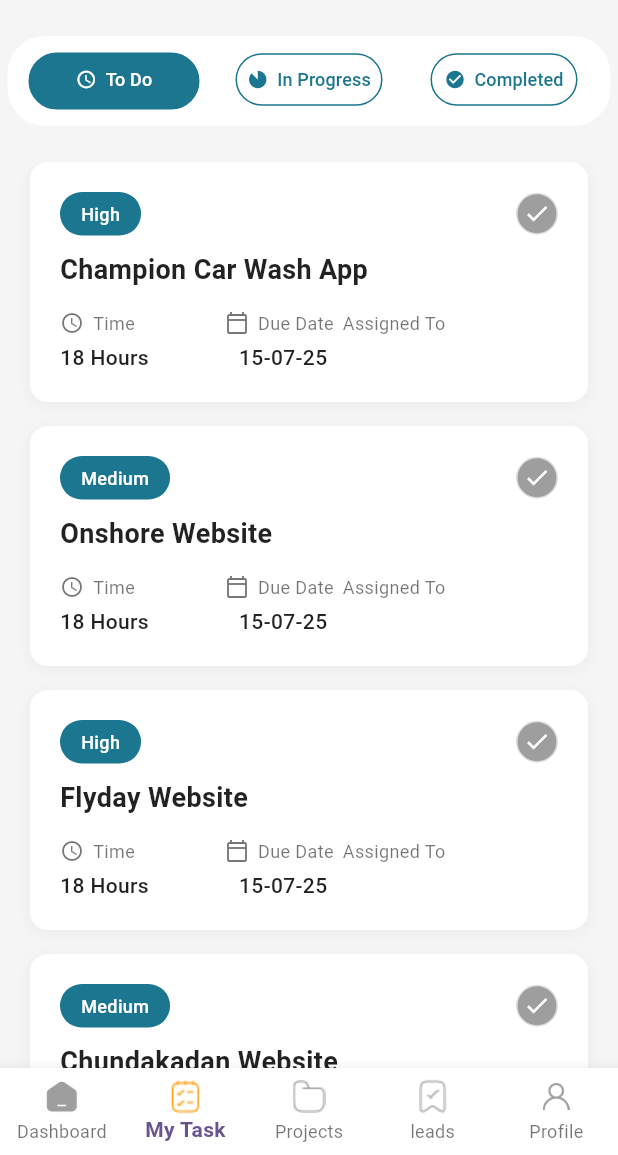
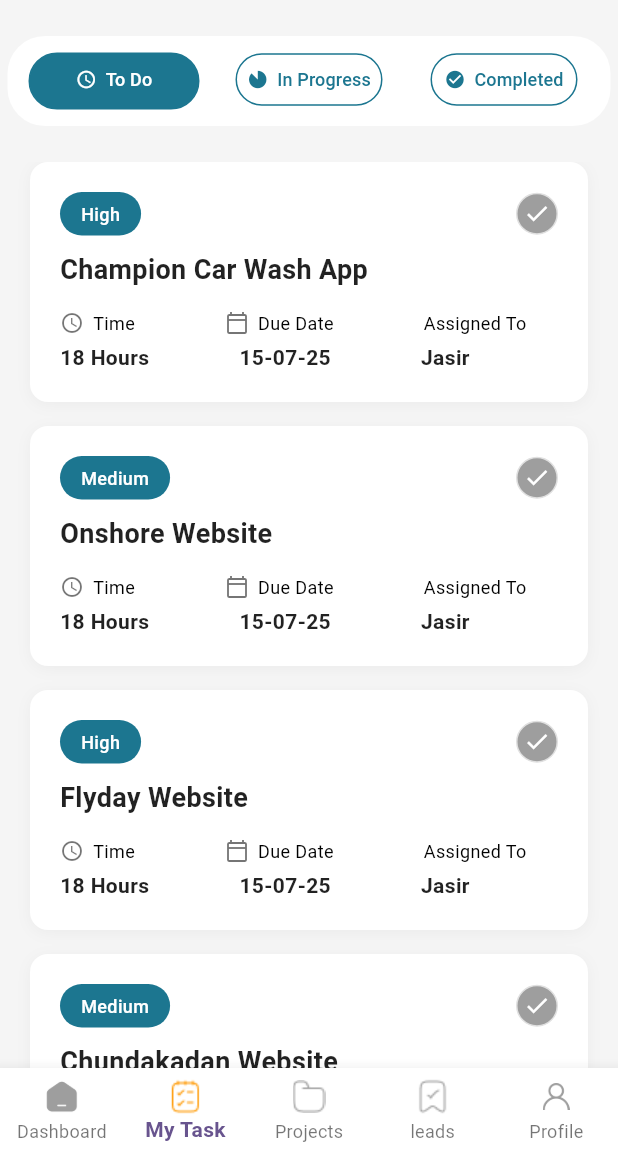
Before and after one commit to teambackoffice/tbo_app, a Flutter app: the screen it shows after launch, item 2 of the bottom bar chosen, on a phone screen of 412 x 824 dp, the part 81-1236 px from its top. Run offline on Flutter 3.47's test engine with Material 3 defaults, Android fonts, the phone set to English and light mode, and no system bars; our stand-ins replace fl_chart; network calls fail.

Commit message:
Admin Task Tab Bar TO DO

```diff
--- a/lib/view/admin/task/todo/todo.dart
+++ b/lib/view/admin/task/todo/todo.dart
@@ -126,9 +126,9 @@ class AdminToDoTaskList extends StatelessWidget {
                   const SizedBox(width: 6),
                   const Text(
                     "Time",
-                    style: TextStyle(color: Colors.black54, fontSize: 12),
+                    style: TextStyle(color: Colors.black, fontSize: 12),
                   ),
-                  const SizedBox(width: 60),
+                  SizedBox(width: 60),
                   const Icon(
                     Icons.calendar_today_outlined,
                     size: 16,
@@ -137,12 +137,12 @@ class AdminToDoTaskList extends StatelessWidget {
                   const SizedBox(width: 6),
                   const Text(
                     "Due Date",
-                    style: TextStyle(color: Colors.black54, fontSize: 12),
+                    style: TextStyle(color: Colors.black, fontSize: 12),
                   ),
-                  const SizedBox(width: 6),
+                  SizedBox(width: 60),
                   const Text(
                     "Assigned To",
-                    style: TextStyle(color: Colors.black54, fontSize: 12),
+                    style: TextStyle(color: Colors.black, fontSize: 12),
                   ),
                 ],
               ),
@@ -156,16 +156,25 @@ class AdminToDoTaskList extends StatelessWidget {
                     style: const TextStyle(
                       color: Colors.black87,
                       fontSize: 14,
-                      fontWeight: FontWeight.w500,
+                      fontWeight: FontWeight.bold,
                     ),
                   ),
-                  const SizedBox(width: 60),
+                  SizedBox(width: 60),
                   Text(
                     task["dueDate"]!,
                     style: const TextStyle(
                       color: Colors.black87,
                       fontSize: 14,
-                      fontWeight: FontWeight.w500,
+                      fontWeight: FontWeight.bold,
+                    ),
+                  ),
+                  SizedBox(width: 60),
+                  Text(
+                    'Jasir',
+                    style: const TextStyle(
+                      color: Colors.black87,
+                      fontSize: 14,
+                      fontWeight: FontWeight.bold,
                     ),
                   ),
                 ],
```
